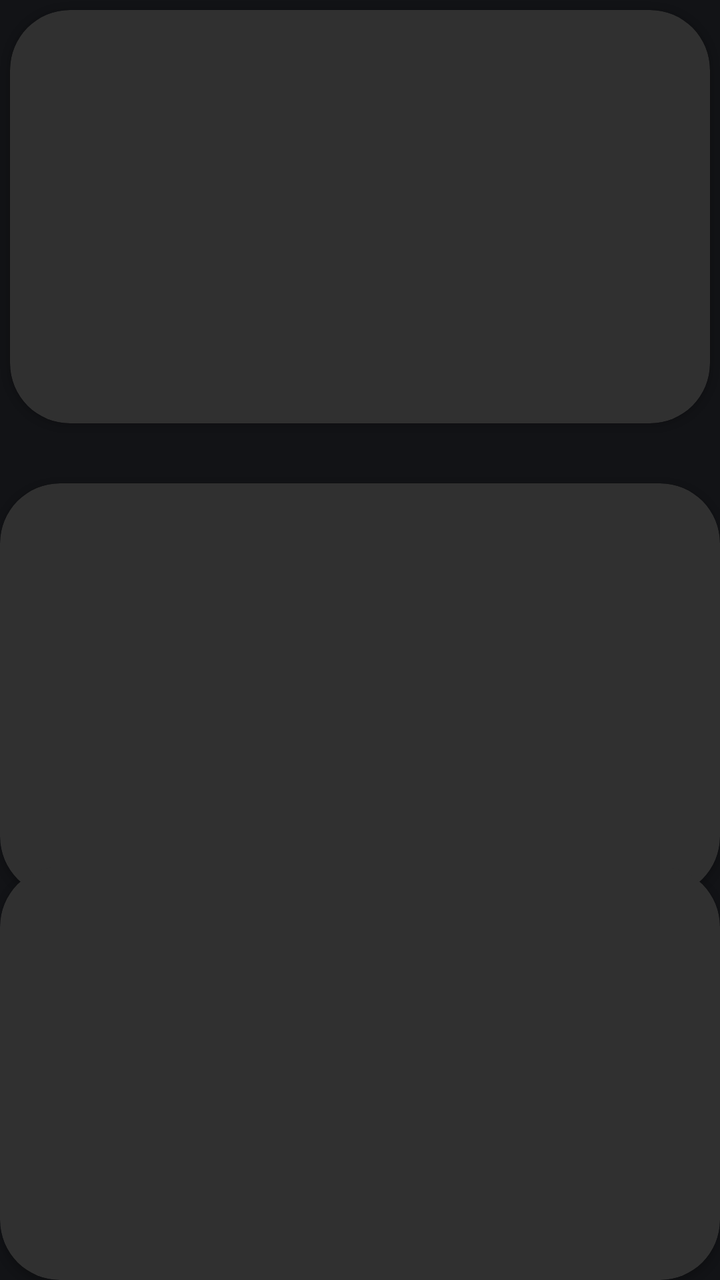
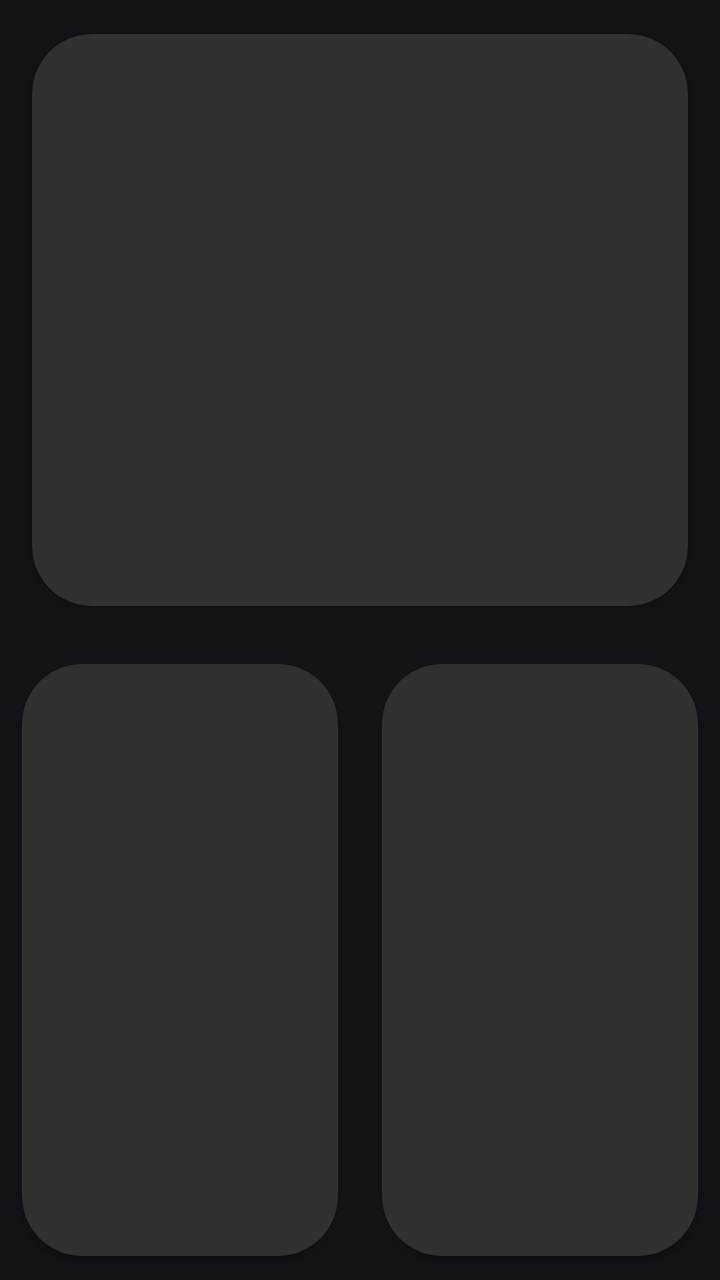

An Android layout rendered at two revisions. The XML below is the earlier revision; the diff shows what the commit changed to produce the second picture.
<!-- AndroidManifest.xml: application theme Theme.XtMapper -->
<!-- res/layout/activity_main_cmdview.xml -->
<?xml version="1.0" encoding="utf-8"?>
<androidx.constraintlayout.widget.ConstraintLayout xmlns:android="http://schemas.android.com/apk/res/android"
    xmlns:app="http://schemas.android.com/apk/res-auto"
    android:layout_width="match_parent"
    android:layout_height="match_parent"
    android:layout_margin="20dp">

    <androidx.cardview.widget.CardView
        android:layout_width="0dp"
        android:layout_height="0dp"
        android:id="@+id/cardview1"
        android:layout_margin="5dp"
        app:cardCornerRadius="30dp"
        app:cardBackgroundColor="@color/grey"
        app:layout_constraintBottom_toTopOf="@id/cardview2"
        app:layout_constraintTop_toTopOf="parent"
        app:layout_constraintEnd_toEndOf="parent"
        app:layout_constraintStart_toStartOf="parent" >
        <TextView
            android:id="@+id/view1"
            android:layout_width="match_parent"
            android:layout_height="match_parent"
            android:layout_margin="20dp"
            android:fontFamily="monospace"
            android:gravity="bottom"
            android:textAppearance="@android:style/TextAppearance.Material.Large"
            android:textSize="16sp" />
    </androidx.cardview.widget.CardView>


    <androidx.cardview.widget.CardView
        android:layout_width="0dp"
        android:layout_height="0dp"
        android:layout_marginTop="10dp"
        android:translationY="15dp"
        android:id="@+id/cardview2"
        app:cardCornerRadius="30dp"
        app:cardBackgroundColor="@color/grey"
        app:layout_constraintEnd_toEndOf="parent"
        app:layout_constraintStart_toStartOf="parent"
        app:layout_constraintTop_toBottomOf="@id/cardview1"
        app:layout_constraintBottom_toTopOf="@id/cardview3" >
    <TextView
        android:id="@+id/view2"
        android:layout_width="match_parent"
        android:layout_height="match_parent"
        android:layout_margin="20dp"
        android:fontFamily="monospace"
        android:gravity="bottom"
       />
    </androidx.cardview.widget.CardView>

    <androidx.cardview.widget.CardView
        android:layout_width="0dp"
        android:layout_height="0dp"
        app:cardCornerRadius="30dp"
        app:cardBackgroundColor="@color/grey"
        android:id="@+id/cardview3"
        app:layout_constraintEnd_toEndOf="parent"
        app:layout_constraintStart_toStartOf="parent"
        app:layout_constraintTop_toBottomOf="@id/cardview2"
        app:layout_constraintBottom_toBottomOf="parent">
    <TextView
        android:id="@+id/view3"
        android:layout_width="match_parent"
        android:layout_height="match_parent"
        android:layout_margin="20dp"
        android:fontFamily="monospace"
        android:gravity="bottom"
        />
    </androidx.cardview.widget.CardView>


</androidx.constraintlayout.widget.ConstraintLayout>
<!-- resources referenced by this layout -->
<resources>
  <color name="grey">#303030</color>
  <style name="Theme.XtMapper" parent="Theme.Material3.DynamicColors.Dark">
          
          <item name="colorPrimary">@color/grey</item>
          <item name="colorPrimaryVariant">@color/purple_500</item>
          <item name="colorOnPrimary">@color/white</item>
          
          <item name="colorSecondary">@color/teal_200</item>
          <item name="colorSecondaryVariant">@color/teal_700</item>
          <item name="colorOnSecondary">@color/black</item>
          
          <item name="android:statusBarColor">?attr/colorPrimaryVariant</item>
          
      </style>
  <color name="purple_500">#FF6200EE</color>
  <color name="white">#FFFFFFFF</color>
  <color name="teal_200">#FF03DAC5</color>
  <color name="teal_700">#FF018786</color>
  <color name="black">#FF000000</color>
</resources>

<!-- the commit's change to res/layout/activity_main_cmdview.xml (unified diff, before → after) -->
@@ -5,23 +5,33 @@
     android:layout_height="match_parent"
     android:layout_margin="20dp">
 
+    <androidx.constraintlayout.widget.Barrier
+        android:id="@+id/barrier3"
+        android:layout_width="wrap_content"
+        android:layout_height="wrap_content"
+        app:barrierDirection="top"
+        app:constraint_referenced_ids="cardview1"
+        app:layout_constraintTop_toTopOf="parent"
+        app:layout_constraintBottom_toBottomOf="parent"/>
+
     <androidx.cardview.widget.CardView
+        android:id="@+id/cardview1"
         android:layout_width="0dp"
         android:layout_height="0dp"
-        android:id="@+id/cardview1"
         android:layout_margin="5dp"
+        app:cardBackgroundColor="@color/grey"
         app:cardCornerRadius="30dp"
-        app:cardBackgroundColor="@color/grey"
-        app:layout_constraintBottom_toTopOf="@id/cardview2"
-        app:layout_constraintTop_toTopOf="parent"
+        app:cardUseCompatPadding="true"
+        app:layout_constraintBottom_toTopOf="@id/barrier3"
         app:layout_constraintEnd_toEndOf="parent"
-        app:layout_constraintStart_toStartOf="parent" >
+        app:layout_constraintStart_toStartOf="parent"
+        app:layout_constraintTop_toTopOf="parent">
+
         <TextView
             android:id="@+id/view1"
             android:layout_width="match_parent"
             android:layout_height="match_parent"
             android:layout_margin="20dp"
-            android:fontFamily="monospace"
             android:gravity="bottom"
             android:textAppearance="@android:style/TextAppearance.Material.Large"
             android:textSize="16sp" />
@@ -29,45 +39,45 @@
 
 
     <androidx.cardview.widget.CardView
+        android:id="@+id/cardview2"
         android:layout_width="0dp"
         android:layout_height="0dp"
-        android:layout_marginTop="10dp"
-        android:translationY="15dp"
-        android:id="@+id/cardview2"
+        app:cardBackgroundColor="@color/grey"
         app:cardCornerRadius="30dp"
-        app:cardBackgroundColor="@color/grey"
-        app:layout_constraintEnd_toEndOf="parent"
-        app:layout_constraintStart_toStartOf="parent"
-        app:layout_constraintTop_toBottomOf="@id/cardview1"
-        app:layout_constraintBottom_toTopOf="@id/cardview3" >
-    <TextView
-        android:id="@+id/view2"
-        android:layout_width="match_parent"
-        android:layout_height="match_parent"
-        android:layout_margin="20dp"
-        android:fontFamily="monospace"
-        android:gravity="bottom"
-       />
+        app:cardUseCompatPadding="true"
+        app:layout_constraintBottom_toBottomOf="parent"
+        app:layout_constraintLeft_toLeftOf="parent"
+        app:layout_constraintRight_toLeftOf="@id/cardview3"
+        app:layout_constraintTop_toBottomOf="@id/barrier3">
+
+        <TextView
+            android:id="@+id/view2"
+            android:layout_width="match_parent"
+            android:layout_height="match_parent"
+            android:layout_margin="20dp"
+            android:fontFamily="monospace"
+            android:gravity="bottom" />
     </androidx.cardview.widget.CardView>
 
     <androidx.cardview.widget.CardView
+        android:id="@+id/cardview3"
         android:layout_width="0dp"
         android:layout_height="0dp"
+        app:cardBackgroundColor="@color/grey"
         app:cardCornerRadius="30dp"
-        app:cardBackgroundColor="@color/grey"
-        android:id="@+id/cardview3"
-        app:layout_constraintEnd_toEndOf="parent"
-        app:layout_constraintStart_toStartOf="parent"
-        app:layout_constraintTop_toBottomOf="@id/cardview2"
-        app:layout_constraintBottom_toBottomOf="parent">
-    <TextView
-        android:id="@+id/view3"
-        android:layout_width="match_parent"
-        android:layout_height="match_parent"
-        android:layout_margin="20dp"
-        android:fontFamily="monospace"
-        android:gravity="bottom"
-        />
+        app:cardUseCompatPadding="true"
+        app:layout_constraintBottom_toBottomOf="parent"
+        app:layout_constraintLeft_toRightOf="@id/cardview2"
+        app:layout_constraintRight_toRightOf="parent"
+        app:layout_constraintTop_toBottomOf="@id/barrier3">
+
+        <TextView
+            android:id="@+id/view3"
+            android:layout_width="match_parent"
+            android:layout_height="match_parent"
+            android:layout_margin="20dp"
+            android:fontFamily="monospace"
+            android:gravity="bottom" />
     </androidx.cardview.widget.CardView>
 
 
